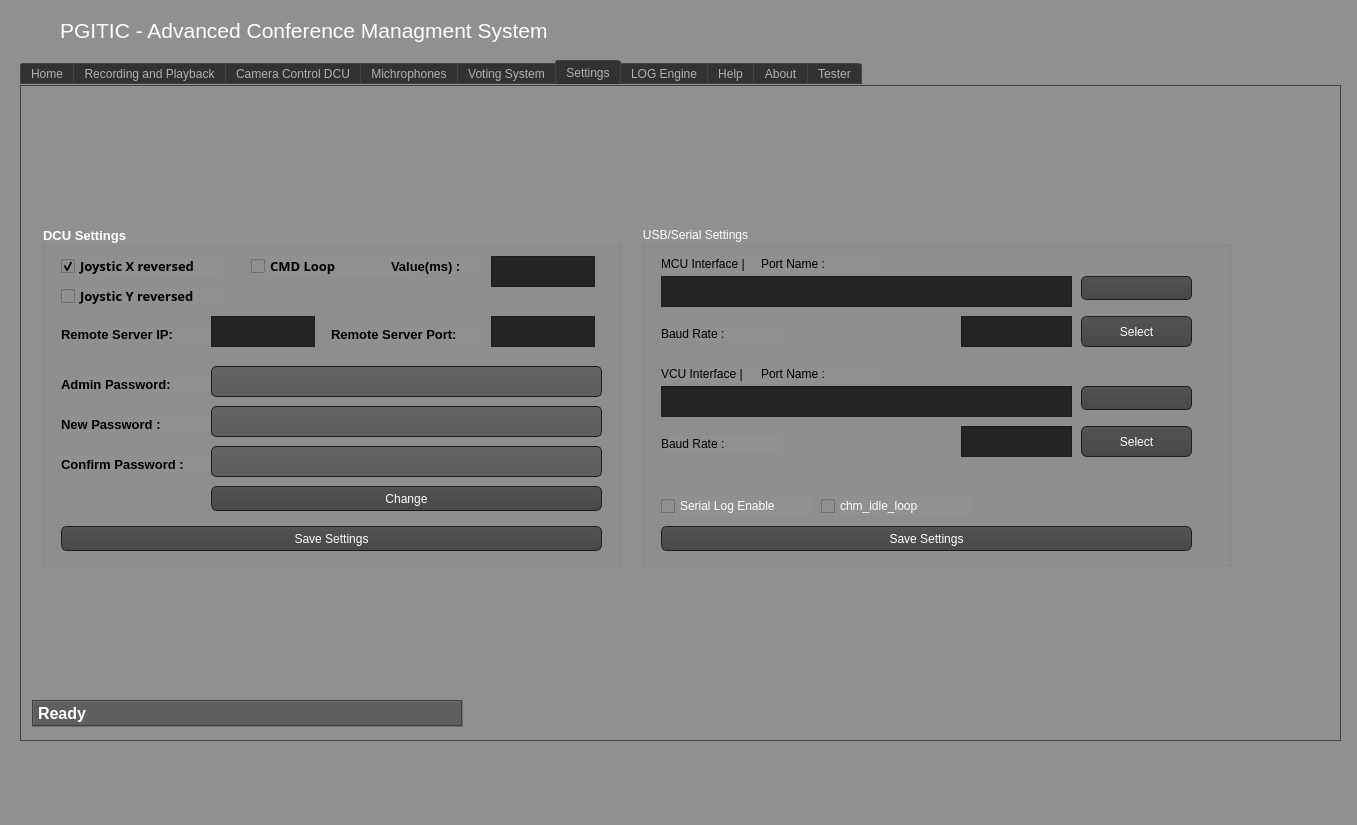
First picture: the form in mainwindow.ui, repository cxdcxd/pgitic_gstramer, before the edit.
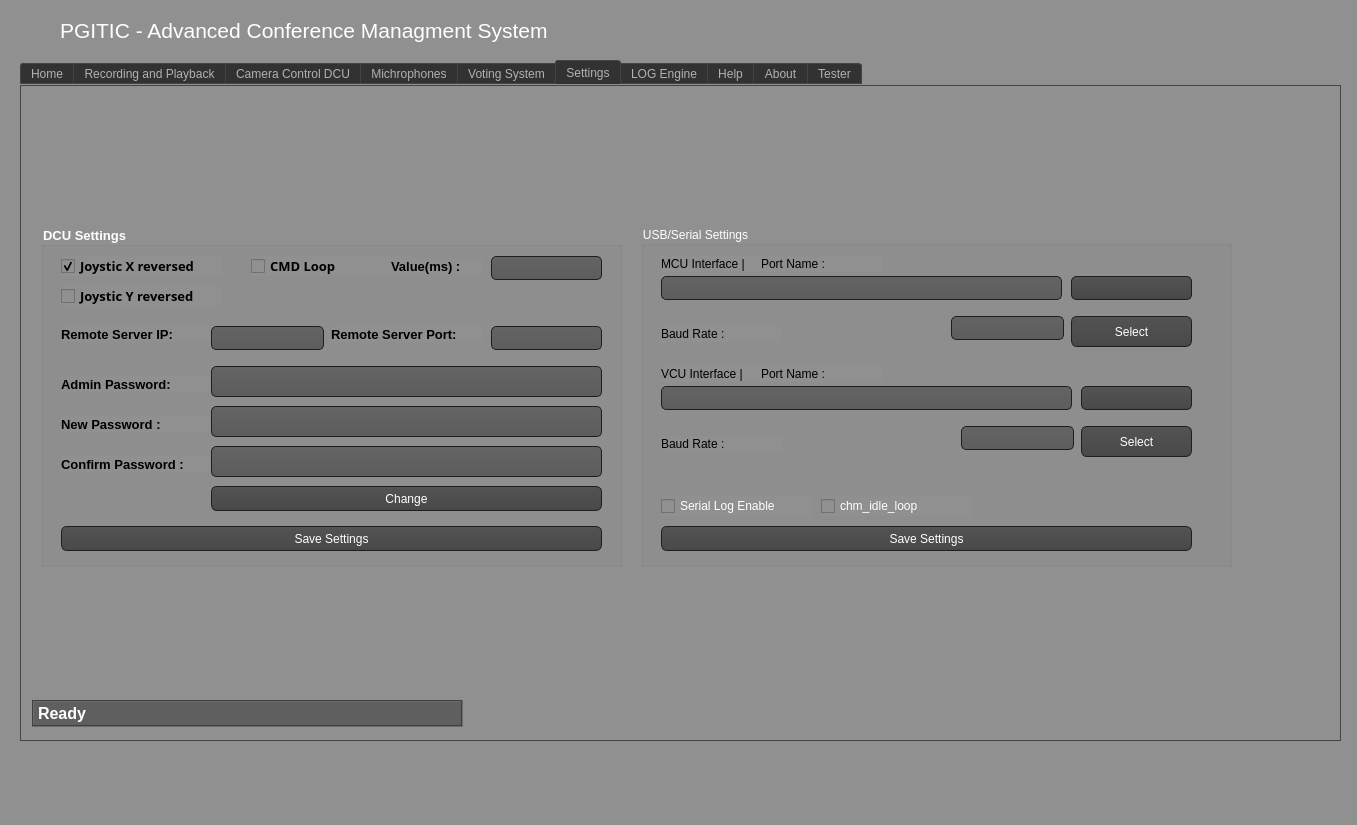
Second picture: the form after the edit. Icons and pictures are not drawn. Custom widgets are drawn as their Qt base class.

Patch:
```diff
--- a/mainwindow.ui
+++ b/mainwindow.ui
@@ -5125,42 +5125,16 @@
          <string>MCU Interface | </string>
         </property>
        </widget>
-       <widget class="QTextEdit" name="txt_baudrate1">
-        <property name="geometry">
-         <rect>
-          <x>320</x>
-          <y>90</y>
-          <width>111</width>
-          <height>31</height>
-         </rect>
-        </property>
-        <property name="styleSheet">
-         <string notr="true">color: rgb(255, 255, 255);</string>
-        </property>
-       </widget>
        <widget class="QComboBox" name="cmb_serial1">
         <property name="geometry">
          <rect>
-          <x>440</x>
+          <x>430</x>
           <y>50</y>
-          <width>111</width>
+          <width>121</width>
           <height>24</height>
          </rect>
         </property>
        </widget>
-       <widget class="QTextEdit" name="txt_baudrate2">
-        <property name="geometry">
-         <rect>
-          <x>320</x>
-          <y>200</y>
-          <width>111</width>
-          <height>31</height>
-         </rect>
-        </property>
-        <property name="styleSheet">
-         <string notr="true">color: rgb(255, 255, 255);</string>
-        </property>
-       </widget>
        <widget class="QLabel" name="label_26">
         <property name="geometry">
          <rect>
@@ -5251,38 +5225,12 @@
          <string>Baud Rate :</string>
         </property>
        </widget>
-       <widget class="QTextEdit" name="txt_serial_name1">
-        <property name="geometry">
-         <rect>
-          <x>20</x>
-          <y>50</y>
-          <width>411</width>
-          <height>31</height>
-         </rect>
-        </property>
-        <property name="styleSheet">
-         <string notr="true">color: rgb(255, 255, 255);</string>
-        </property>
-       </widget>
-       <widget class="QTextEdit" name="txt_serial_name2">
-        <property name="geometry">
-         <rect>
-          <x>20</x>
-          <y>160</y>
-          <width>411</width>
-          <height>31</height>
-         </rect>
-        </property>
-        <property name="styleSheet">
-         <string notr="true">color: rgb(255, 255, 255);</string>
-        </property>
-       </widget>
        <widget class="QPushButton" name="btn_select1">
         <property name="geometry">
          <rect>
-          <x>440</x>
+          <x>430</x>
           <y>90</y>
-          <width>111</width>
+          <width>121</width>
           <height>31</height>
          </rect>
         </property>
@@ -5335,6 +5283,52 @@
          <string>chm_idle_loop</string>
         </property>
        </widget>
+       <widget class="QLineEdit" name="txt_baudrate1">
+        <property name="geometry">
+         <rect>
+          <x>310</x>
+          <y>90</y>
+          <width>113</width>
+          <height>24</height>
+         </rect>
+        </property>
+       </widget>
+       <widget class="QLineEdit" name="txt_baudrate2">
+        <property name="geometry">
+         <rect>
+          <x>320</x>
+          <y>200</y>
+          <width>113</width>
+          <height>24</height>
+         </rect>
+        </property>
+       </widget>
+       <widget class="QLineEdit" name="txt_serial_name1">
+        <property name="geometry">
+         <rect>
+          <x>20</x>
+          <y>50</y>
+          <width>401</width>
+          <height>24</height>
+         </rect>
+        </property>
+        <property name="readOnly">
+         <bool>true</bool>
+        </property>
+       </widget>
+       <widget class="QLineEdit" name="txt_serial_name2">
+        <property name="geometry">
+         <rect>
+          <x>20</x>
+          <y>160</y>
+          <width>411</width>
+          <height>24</height>
+         </rect>
+        </property>
+        <property name="readOnly">
+         <bool>true</bool>
+        </property>
+       </widget>
       </widget>
       <widget class="QGroupBox" name="groupBox">
        <property name="geometry">
@@ -5445,16 +5439,6 @@
          <string>CMD Loop</string>
         </property>
        </widget>
-       <widget class="QTextEdit" name="txt_loop_value">
-        <property name="geometry">
-         <rect>
-          <x>450</x>
-          <y>30</y>
-          <width>104</width>
-          <height>31</height>
-         </rect>
-        </property>
-       </widget>
        <widget class="QLabel" name="label_19">
         <property name="geometry">
          <rect>
@@ -5524,26 +5508,6 @@
          <string>Remote Server Port:</string>
         </property>
        </widget>
-       <widget class="QTextEdit" name="txt_ip">
-        <property name="geometry">
-         <rect>
-          <x>170</x>
-          <y>90</y>
-          <width>104</width>
-          <height>31</height>
-         </rect>
-        </property>
-       </widget>
-       <widget class="QTextEdit" name="txt_port">
-        <property name="geometry">
-         <rect>
-          <x>450</x>
-          <y>90</y>
-          <width>104</width>
-          <height>31</height>
-         </rect>
-        </property>
-       </widget>
        <widget class="QLabel" name="label_22">
         <property name="geometry">
          <rect>
@@ -5729,6 +5693,36 @@
          <string>Save Settings</string>
         </property>
        </widget>
+       <widget class="QLineEdit" name="txt_ip">
+        <property name="geometry">
+         <rect>
+          <x>170</x>
+          <y>100</y>
+          <width>113</width>
+          <height>24</height>
+         </rect>
+        </property>
+       </widget>
+       <widget class="QLineEdit" name="txt_port">
+        <property name="geometry">
+         <rect>
+          <x>450</x>
+          <y>100</y>
+          <width>111</width>
+          <height>24</height>
+         </rect>
+        </property>
+       </widget>
+       <widget class="QLineEdit" name="txt_loop_value">
+        <property name="geometry">
+         <rect>
+          <x>450</x>
+          <y>30</y>
+          <width>111</width>
+          <height>24</height>
+         </rect>
+        </property>
+       </widget>
       </widget>
      </widget>
     </widget>
```
Left out of the diff: 17 changed lines with no effect on the pictures.
